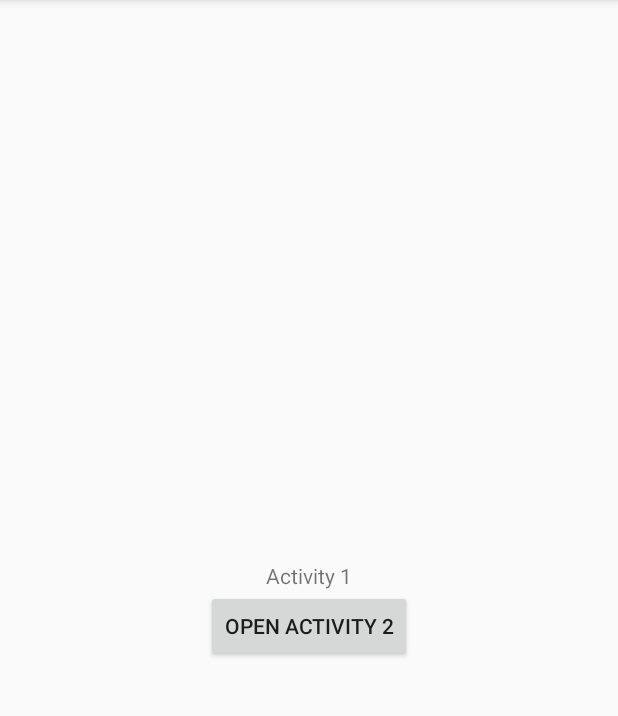
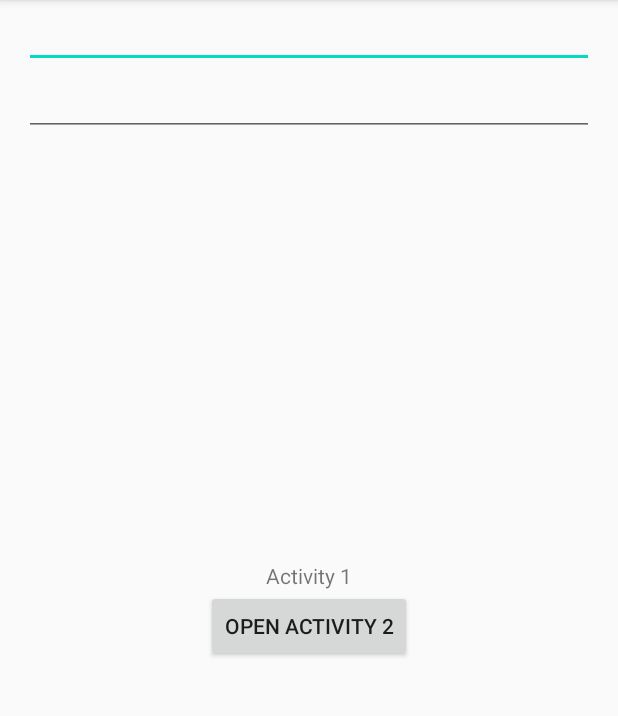
Before and after one commit to RujiraKongsomran/MakeButtonOpenNewActivity, an Android app: the screen it shows after launch (MainActivity), on a phone screen of 412 x 824 dp, the part 84-800 px from its top. Run offline under Robolectric (Android 15) with nearby library versions, the phone set to English and light mode, and no system bars.

Commit message:
Add 2 EditText in MainActivity

```diff
--- a/app/src/main/res/layout/activity_main.xml
+++ b/app/src/main/res/layout/activity_main.xml
@@ -5,6 +5,22 @@
     android:layout_width="match_parent"
     android:layout_height="match_parent"
     tools:context=".MainActivity">
+
+    <EditText
+        android:id="@+id/et1"
+        android:layout_width="match_parent"
+        android:layout_height="wrap_content"
+        android:layout_marginStart="16dp"
+        android:layout_marginEnd="16dp" />
+
+    <EditText
+        android:id="@+id/et2"
+        android:layout_width="match_parent"
+        android:layout_height="wrap_content"
+        android:layout_below="@id/et1"
+        android:layout_marginStart="16dp"
+        android:layout_marginEnd="16dp"
+        android:inputType="number" />
 
     <TextView
         android:id="@+id/tvNameActivity"
--- a/app/src/main/res/layout/activity_second.xml
+++ b/app/src/main/res/layout/activity_second.xml
@@ -4,6 +4,7 @@
     xmlns:tools="http://schemas.android.com/tools"
     android:layout_width="match_parent"
     android:layout_height="match_parent"
+    android:background="#aaa"
     tools:context=".SecondActivity">
 
     <TextView
```
